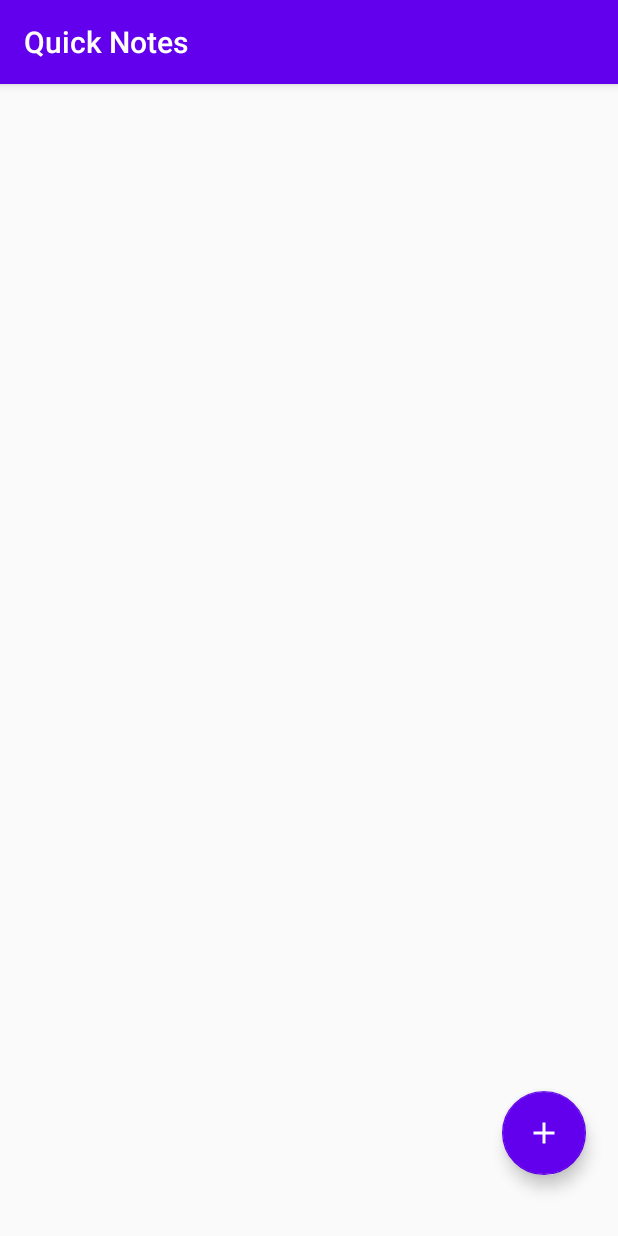
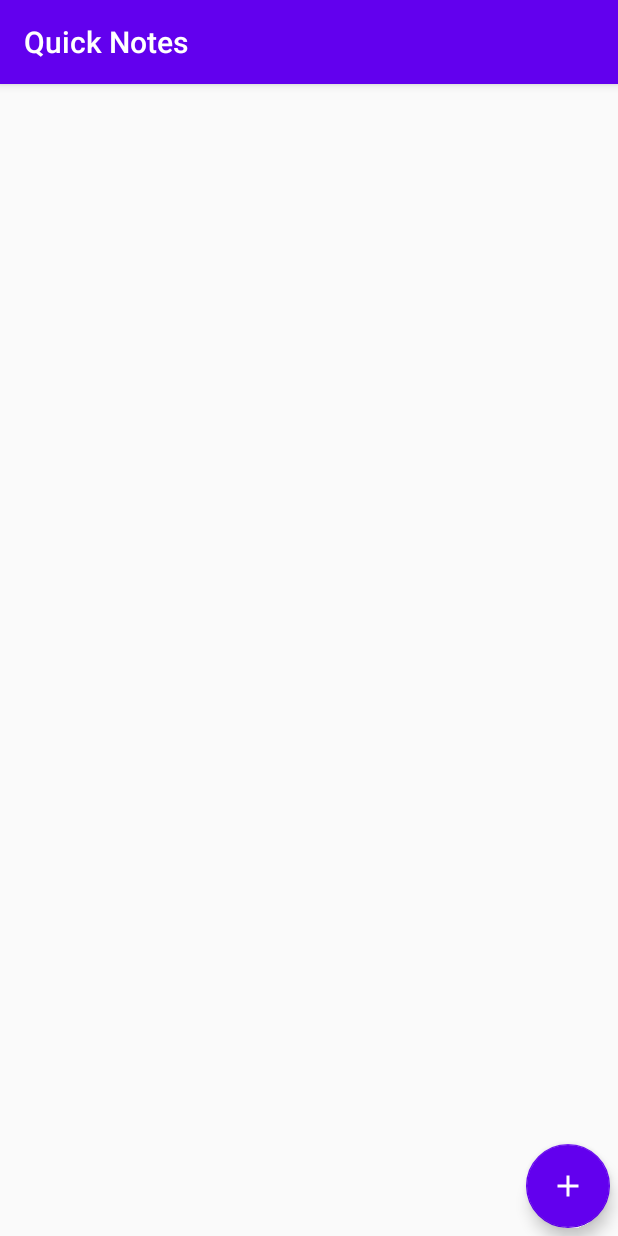
Before and after one commit to Soumyo78/Android-Practice-Projects, an Android app: the screen it shows after launch (MainActivity), on a phone screen of 412 x 824 dp. Run offline under Robolectric (Android 15) with nearby library versions, the phone set to English and light mode, and no system bars.

Commit message:
FAB not displayed for some devices fixed

```diff
--- a/QuickNotes/app/src/main/res/layout/activity_main.xml
+++ b/QuickNotes/app/src/main/res/layout/activity_main.xml
@@ -10,13 +10,13 @@
         android:id="@+id/fabAtNote"
         android:layout_width="wrap_content"
         android:layout_height="wrap_content"
-        android:layout_marginStart="333dp"
-        android:layout_marginTop="670dp"
+        android:layout_marginEnd="5dp"
+        android:layout_marginBottom="5dp"
         android:clickable="true"
         android:focusable="true"
         app:backgroundTint="@color/colorPrimary"
-        app:layout_constraintStart_toStartOf="@+id/listViewNotes"
-        app:layout_constraintTop_toTopOf="@+id/listViewNotes"
+        app:layout_constraintBottom_toBottomOf="parent"
+        app:layout_constraintRight_toRightOf="parent"
         app:srcCompat="@drawable/ic_add_white_24dp"
         tools:layout_conversion_absoluteHeight="0dp"
         tools:layout_conversion_absoluteWidth="0dp" />
```
Also changed, not shown: 1 other file.
